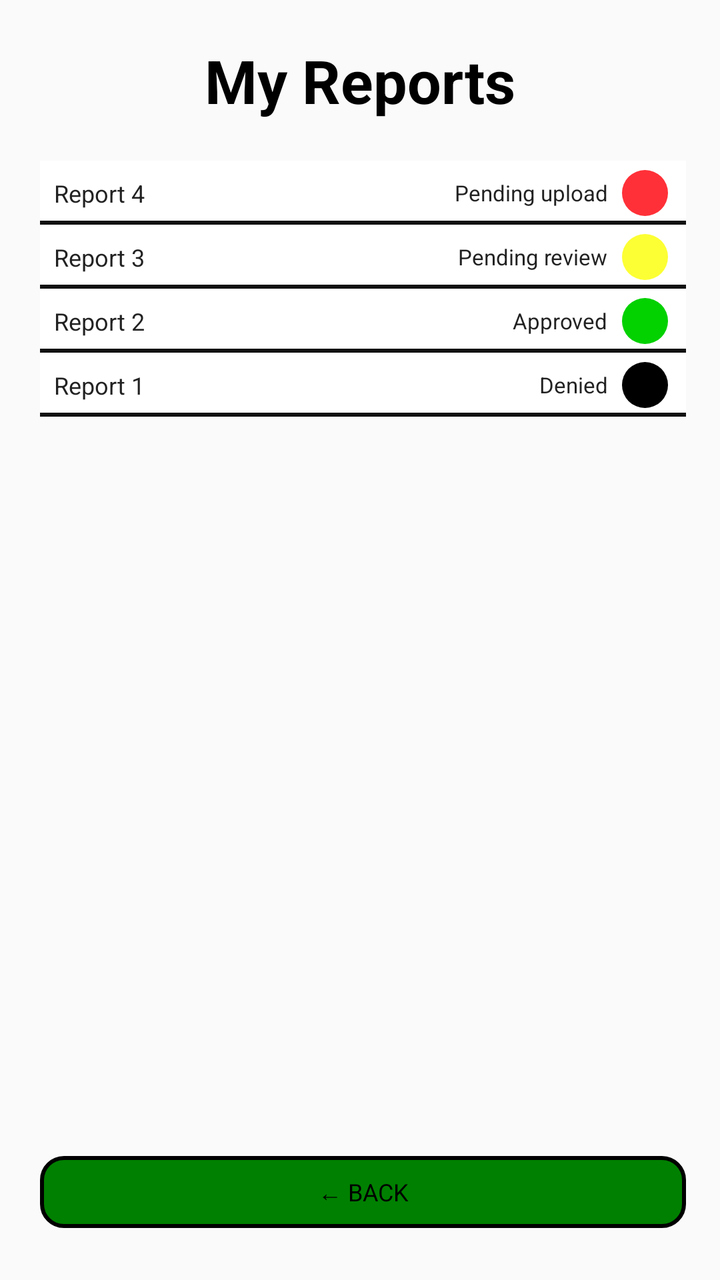
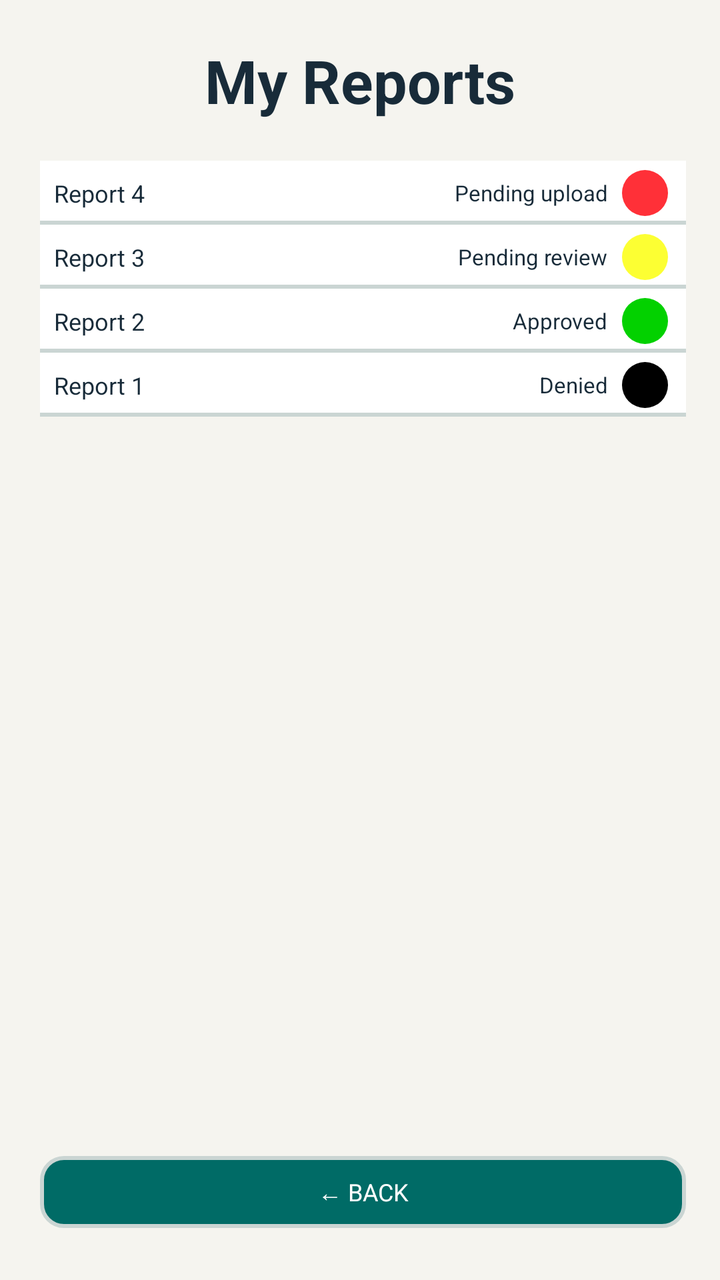

Before-and-after screenshots of an Android layout around one commit, followed by the original layout XML and the change that was made.
<!-- AndroidManifest.xml: application theme Theme.JavaReportingSystem -->
<!-- res/layout/activity_my_reports.xml -->
<?xml version="1.0" encoding="utf-8"?>
<androidx.constraintlayout.widget.ConstraintLayout xmlns:android="http://schemas.android.com/apk/res/android"
    xmlns:app="http://schemas.android.com/apk/res-auto"
    xmlns:tools="http://schemas.android.com/tools"
    android:id="@+id/main"
    android:layout_width="match_parent"
    android:layout_height="match_parent"
    tools:context=".ui.MyReportsActivity">

    
    <TextView
        android:id="@+id/tvTitle"
        android:layout_width="wrap_content"
        android:layout_height="wrap_content"
        android:layout_marginTop="20dp"
        android:text="My Reports"
        android:textColor="#000000"
        android:textSize="30sp"
        android:textStyle="bold"
        android:fontFamily="sans"
        app:layout_constraintTop_toTopOf="parent"
        app:layout_constraintStart_toStartOf="parent"
        app:layout_constraintEnd_toEndOf="parent" />

    
    <androidx.constraintlayout.widget.ConstraintLayout
        android:id="@+id/reportPanel"
        android:layout_width="0dp"
        android:layout_height="0dp"
        android:layout_marginStart="20dp"
        android:layout_marginEnd="17dp"
        android:layout_marginTop="20dp"
        android:layout_marginBottom="26dp"

        app:layout_constraintTop_toBottomOf="@id/tvTitle"
        app:layout_constraintBottom_toTopOf="@id/btnBack"
        app:layout_constraintStart_toStartOf="parent"
        app:layout_constraintEnd_toEndOf="parent">

        
        <androidx.constraintlayout.widget.ConstraintLayout
            android:id="@+id/row4"
            android:layout_width="0dp"
            android:layout_height="32dp"
            android:background="@drawable/report_row"
            app:layout_constraintTop_toTopOf="parent"
            app:layout_constraintStart_toStartOf="parent"
            app:layout_constraintEnd_toEndOf="parent">

            <TextView
                android:id="@+id/report4"
                android:layout_width="wrap_content"
                android:layout_height="wrap_content"
                android:layout_marginStart="7dp"
                android:text="Report 4"
                android:textSize="12sp"
                android:textColor="#222222"
                app:layout_constraintStart_toStartOf="parent"
                app:layout_constraintTop_toTopOf="parent"
                app:layout_constraintBottom_toBottomOf="parent" />

            <TextView
                android:id="@+id/status4"
                android:layout_width="wrap_content"
                android:layout_height="wrap_content"
                android:layout_marginEnd="7dp"
                android:text="Pending upload"
                android:textSize="11sp"
                android:textColor="#222222"
                app:layout_constraintEnd_toStartOf="@id/dot4"
                app:layout_constraintTop_toTopOf="parent"
                app:layout_constraintBottom_toBottomOf="parent" />

            <View
                android:id="@+id/dot4"
                android:layout_width="23dp"
                android:layout_height="23dp"
                android:layout_marginEnd="9dp"
                android:background="@drawable/circle_red"
                app:layout_constraintEnd_toEndOf="parent"
                app:layout_constraintTop_toTopOf="parent"
                app:layout_constraintBottom_toBottomOf="parent" />

        </androidx.constraintlayout.widget.ConstraintLayout>

        
        <androidx.constraintlayout.widget.ConstraintLayout
            android:id="@+id/row3"
            android:layout_width="0dp"
            android:layout_height="32dp"
            android:background="@drawable/report_row"
            app:layout_constraintTop_toBottomOf="@id/row4"
            app:layout_constraintStart_toStartOf="parent"
            app:layout_constraintEnd_toEndOf="parent">

            <TextView
                android:id="@+id/report3"
                android:layout_width="wrap_content"
                android:layout_height="wrap_content"
                android:layout_marginStart="7dp"
                android:text="Report 3"
                android:textSize="12sp"
                android:textColor="#222222"
                app:layout_constraintStart_toStartOf="parent"
                app:layout_constraintTop_toTopOf="parent"
                app:layout_constraintBottom_toBottomOf="parent" />

            <TextView
                android:id="@+id/status3"
                android:layout_width="wrap_content"
                android:layout_height="wrap_content"
                android:layout_marginEnd="7dp"
                android:text="Pending review"
                android:textSize="11sp"
                android:textColor="#222222"
                app:layout_constraintEnd_toStartOf="@id/dot3"
                app:layout_constraintTop_toTopOf="parent"
                app:layout_constraintBottom_toBottomOf="parent" />

            <View
                android:id="@+id/dot3"
                android:layout_width="23dp"
                android:layout_height="23dp"
                android:layout_marginEnd="9dp"
                android:background="@drawable/circle_yellow"
                app:layout_constraintEnd_toEndOf="parent"
                app:layout_constraintTop_toTopOf="parent"
                app:layout_constraintBottom_toBottomOf="parent" />

        </androidx.constraintlayout.widget.ConstraintLayout>

        
        <androidx.constraintlayout.widget.ConstraintLayout
            android:id="@+id/row2"
            android:layout_width="0dp"
            android:layout_height="32dp"
            android:background="@drawable/report_row"
            app:layout_constraintTop_toBottomOf="@id/row3"
            app:layout_constraintStart_toStartOf="parent"
            app:layout_constraintEnd_toEndOf="parent">

            <TextView
                android:id="@+id/report2"
                android:layout_width="wrap_content"
                android:layout_height="wrap_content"
                android:layout_marginStart="7dp"
                android:text="Report 2"
                android:textSize="12sp"
                android:textColor="#222222"
                app:layout_constraintStart_toStartOf="parent"
                app:layout_constraintTop_toTopOf="parent"
                app:layout_constraintBottom_toBottomOf="parent" />

            <TextView
                android:id="@+id/status2"
                android:layout_width="wrap_content"
                android:layout_height="wrap_content"
                android:layout_marginEnd="7dp"
                android:text="Approved"
                android:textSize="11sp"
                android:textColor="#222222"
                app:layout_constraintEnd_toStartOf="@id/dot2"
                app:layout_constraintTop_toTopOf="parent"
                app:layout_constraintBottom_toBottomOf="parent" />

            <View
                android:id="@+id/dot2"
                android:layout_width="23dp"
                android:layout_height="23dp"
                android:layout_marginEnd="9dp"
                android:background="@drawable/circle_green"
                app:layout_constraintEnd_toEndOf="parent"
                app:layout_constraintTop_toTopOf="parent"
                app:layout_constraintBottom_toBottomOf="parent" />

        </androidx.constraintlayout.widget.ConstraintLayout>

        
        <androidx.constraintlayout.widget.ConstraintLayout
            android:id="@+id/row1"
            android:layout_width="0dp"
            android:layout_height="32dp"
            android:background="@drawable/report_row"
            app:layout_constraintTop_toBottomOf="@id/row2"
            app:layout_constraintStart_toStartOf="parent"
            app:layout_constraintEnd_toEndOf="parent">

            <TextView
                android:id="@+id/report1"
                android:layout_width="wrap_content"
                android:layout_height="wrap_content"
                android:layout_marginStart="7dp"
                android:text="Report 1"
                android:textSize="12sp"
                android:textColor="#222222"
                app:layout_constraintStart_toStartOf="parent"
                app:layout_constraintTop_toTopOf="parent"
                app:layout_constraintBottom_toBottomOf="parent" />

            <TextView
                android:id="@+id/status1"
                android:layout_width="wrap_content"
                android:layout_height="wrap_content"
                android:layout_marginEnd="7dp"
                android:text="Denied"
                android:textSize="11sp"
                android:textColor="#222222"
                app:layout_constraintEnd_toStartOf="@id/dot1"
                app:layout_constraintTop_toTopOf="parent"
                app:layout_constraintBottom_toBottomOf="parent" />

            <View
                android:id="@+id/dot1"
                android:layout_width="23dp"
                android:layout_height="23dp"
                android:layout_marginEnd="9dp"
                android:background="@drawable/circle_black"
                app:layout_constraintEnd_toEndOf="parent"
                app:layout_constraintTop_toTopOf="parent"
                app:layout_constraintBottom_toBottomOf="parent" />

        </androidx.constraintlayout.widget.ConstraintLayout>

    </androidx.constraintlayout.widget.ConstraintLayout>

    
    <Button
        android:id="@+id/btnBack"
        android:layout_width="0dp"
        android:layout_height="36dp"
        android:layout_marginStart="20dp"
        android:layout_marginEnd="17dp"
        android:layout_marginBottom="26dp"
        android:background="@drawable/back_button"
        android:text="← BACK"
        android:textColor="#000000"
        android:textSize="12sp"
        android:fontFamily="sans"
        android:padding="0dp"
        android:minHeight="0dp"
        android:minWidth="0dp"
        android:stateListAnimator="@null"
        app:backgroundTint="@null"
        app:layout_constraintBottom_toBottomOf="parent"
        app:layout_constraintStart_toStartOf="parent"
        app:layout_constraintEnd_toEndOf="parent" />

</androidx.constraintlayout.widget.ConstraintLayout>
<!-- resources referenced by this layout -->
<resources>
  <!-- drawable back_button (drawable) -->
  <?xml version="1.0" encoding="utf-8"?>
  <shape xmlns:android="http://schemas.android.com/apk/res/android"
      android:shape="rectangle">
  
      <solid android:color="#008000" />
  
      <stroke
          android:width="2dp"
          android:color="#000000" />
  
      <corners android:radius="11dp" />
  
  </shape>
  <!-- drawable circle_black (drawable) -->
  <?xml version="1.0" encoding="utf-8"?>
  <shape xmlns:android="http://schemas.android.com/apk/res/android"
      android:shape="oval">
      <solid android:color="#000000" />
  </shape>
  <!-- drawable circle_green (drawable) -->
  <?xml version="1.0" encoding="utf-8"?>
  <shape xmlns:android="http://schemas.android.com/apk/res/android"
      android:shape="oval">
      <solid android:color="#03D100" />
  </shape>
  <!-- drawable circle_red (drawable) -->
  <?xml version="1.0" encoding="utf-8"?>
  <shape xmlns:android="http://schemas.android.com/apk/res/android"
      android:shape="oval">
      <solid android:color="#FF3038" />
  </shape>
  <!-- drawable circle_yellow (drawable) -->
  <?xml version="1.0" encoding="utf-8"?>
  <shape xmlns:android="http://schemas.android.com/apk/res/android"
      android:shape="oval">
      <solid android:color="#FCFF33" />
  </shape>
  <!-- drawable report_row (drawable) -->
  <?xml version="1.0" encoding="utf-8"?>
  <layer-list xmlns:android="http://schemas.android.com/apk/res/android">
      <item>
          <shape>
              <solid android:color="#FFFFFF" />
          </shape>
      </item>
      <item android:gravity="bottom">
          <shape>
              <size android:height="2dp" />
              <solid android:color="#111111" />
          </shape>
      </item>
  </layer-list>
  <style name="Theme.JavaReportingSystem" parent="Base.Theme.JavaReportingSystem" />
  <style name="Base.Theme.JavaReportingSystem" parent="Theme.AppCompat.DayNight.NoActionBar">
          
          
      </style>
</resources>

<!-- the commit's change to res/layout/activity_my_reports.xml (unified diff, before → after) -->
@@ -14,7 +14,7 @@
         android:layout_height="wrap_content"
         android:layout_marginTop="20dp"
         android:text="My Reports"
-        android:textColor="#000000"
+        android:textColor="@color/safety_text"
         android:textSize="30sp"
         android:textStyle="bold"
         android:fontFamily="sans"
@@ -54,7 +54,7 @@
                 android:layout_marginStart="7dp"
                 android:text="Report 4"
                 android:textSize="12sp"
-                android:textColor="#222222"
+                android:textColor="@color/safety_text"
                 app:layout_constraintStart_toStartOf="parent"
                 app:layout_constraintTop_toTopOf="parent"
                 app:layout_constraintBottom_toBottomOf="parent" />
@@ -66,7 +66,7 @@
                 android:layout_marginEnd="7dp"
                 android:text="Pending upload"
                 android:textSize="11sp"
-                android:textColor="#222222"
+                android:textColor="@color/safety_text"
                 app:layout_constraintEnd_toStartOf="@id/dot4"
                 app:layout_constraintTop_toTopOf="parent"
                 app:layout_constraintBottom_toBottomOf="parent" />
@@ -100,7 +100,7 @@
                 android:layout_marginStart="7dp"
                 android:text="Report 3"
                 android:textSize="12sp"
-                android:textColor="#222222"
+                android:textColor="@color/safety_text"
                 app:layout_constraintStart_toStartOf="parent"
                 app:layout_constraintTop_toTopOf="parent"
                 app:layout_constraintBottom_toBottomOf="parent" />
@@ -112,7 +112,7 @@
                 android:layout_marginEnd="7dp"
                 android:text="Pending review"
                 android:textSize="11sp"
-                android:textColor="#222222"
+                android:textColor="@color/safety_text"
                 app:layout_constraintEnd_toStartOf="@id/dot3"
                 app:layout_constraintTop_toTopOf="parent"
                 app:layout_constraintBottom_toBottomOf="parent" />
@@ -146,7 +146,7 @@
                 android:layout_marginStart="7dp"
                 android:text="Report 2"
                 android:textSize="12sp"
-                android:textColor="#222222"
+                android:textColor="@color/safety_text"
                 app:layout_constraintStart_toStartOf="parent"
                 app:layout_constraintTop_toTopOf="parent"
                 app:layout_constraintBottom_toBottomOf="parent" />
@@ -158,7 +158,7 @@
                 android:layout_marginEnd="7dp"
                 android:text="Approved"
                 android:textSize="11sp"
-                android:textColor="#222222"
+                android:textColor="@color/safety_text"
                 app:layout_constraintEnd_toStartOf="@id/dot2"
                 app:layout_constraintTop_toTopOf="parent"
                 app:layout_constraintBottom_toBottomOf="parent" />
@@ -192,7 +192,7 @@
                 android:layout_marginStart="7dp"
                 android:text="Report 1"
                 android:textSize="12sp"
-                android:textColor="#222222"
+                android:textColor="@color/safety_text"
                 app:layout_constraintStart_toStartOf="parent"
                 app:layout_constraintTop_toTopOf="parent"
                 app:layout_constraintBottom_toBottomOf="parent" />
@@ -204,7 +204,7 @@
                 android:layout_marginEnd="7dp"
                 android:text="Denied"
                 android:textSize="11sp"
-                android:textColor="#222222"
+                android:textColor="@color/safety_text"
                 app:layout_constraintEnd_toStartOf="@id/dot1"
                 app:layout_constraintTop_toTopOf="parent"
                 app:layout_constraintBottom_toBottomOf="parent" />
@@ -233,16 +233,16 @@
         android:layout_marginBottom="26dp"
         android:background="@drawable/back_button"
         android:text="← BACK"
-        android:textColor="#000000"
+        android:textColor="@color/safety_on_action"
         android:textSize="12sp"
         android:fontFamily="sans"
         android:padding="0dp"
         android:minHeight="0dp"
         android:minWidth="0dp"
         android:stateListAnimator="@null"
-        app:backgroundTint="@null"
         app:layout_constraintBottom_toBottomOf="parent"
         app:layout_constraintStart_toStartOf="parent"
-        app:layout_constraintEnd_toEndOf="parent" />
+        app:layout_constraintEnd_toEndOf="parent"
+                app:backgroundTint="@null" />
 
 </androidx.constraintlayout.widget.ConstraintLayout>
<!-- resource entries referenced after the edit -->
@@ -1,15 +1,17 @@
 <!-- resources referenced by this layout -->
 <resources>
+  <color name="safety_on_action">#FFFFFF</color>
+  <color name="safety_text">#182B39</color>
   <!-- drawable back_button (drawable) -->
   <?xml version="1.0" encoding="utf-8"?>
   <shape xmlns:android="http://schemas.android.com/apk/res/android"
       android:shape="rectangle">
   
-      <solid android:color="#008000" />
+      <solid android:color="@color/safety_action" />
   
       <stroke
           android:width="2dp"
-          android:color="#000000" />
+          android:color="@color/safety_border" />
   
       <corners android:radius="11dp" />
   
@@ -43,20 +45,32 @@
   <layer-list xmlns:android="http://schemas.android.com/apk/res/android">
       <item>
           <shape>
-              <solid android:color="#FFFFFF" />
+              <solid android:color="@color/safety_surface" />
           </shape>
       </item>
       <item android:gravity="bottom">
           <shape>
               <size android:height="2dp" />
-              <solid android:color="#111111" />
+              <solid android:color="@color/safety_border" />
           </shape>
       </item>
   </layer-list>
   <style name="Theme.JavaReportingSystem" parent="Base.Theme.JavaReportingSystem" />
-  <style name="Base.Theme.JavaReportingSystem" parent="Theme.AppCompat.DayNight.NoActionBar">
-          
-          
+  <color name="safety_action">#006B66</color>
+  <color name="safety_border">#CAD5D3</color>
+  <color name="safety_surface">#FFFFFF</color>
+  <style name="Base.Theme.JavaReportingSystem" parent="Theme.AppCompat.Light.NoActionBar">
+          <item name="colorPrimary">@color/safety_action</item>
+          <item name="colorOnPrimary">@color/safety_on_action</item>
+          <item name="colorSurface">@color/safety_surface</item>
+          <item name="colorOnSurface">@color/safety_text</item>
+          <item name="android:colorAccent">@color/safety_action</item>
+          <item name="android:windowBackground">@color/safety_background</item>
+          <item name="android:statusBarColor">@color/safety_background</item>
+          <item name="android:navigationBarColor">@color/safety_background</item>
+          <item name="android:windowLightStatusBar">true</item>
+          <item name="android:windowLightNavigationBar">true</item>
       </style>
+  <color name="safety_background">#F5F4EF</color>
 </resources>
 
